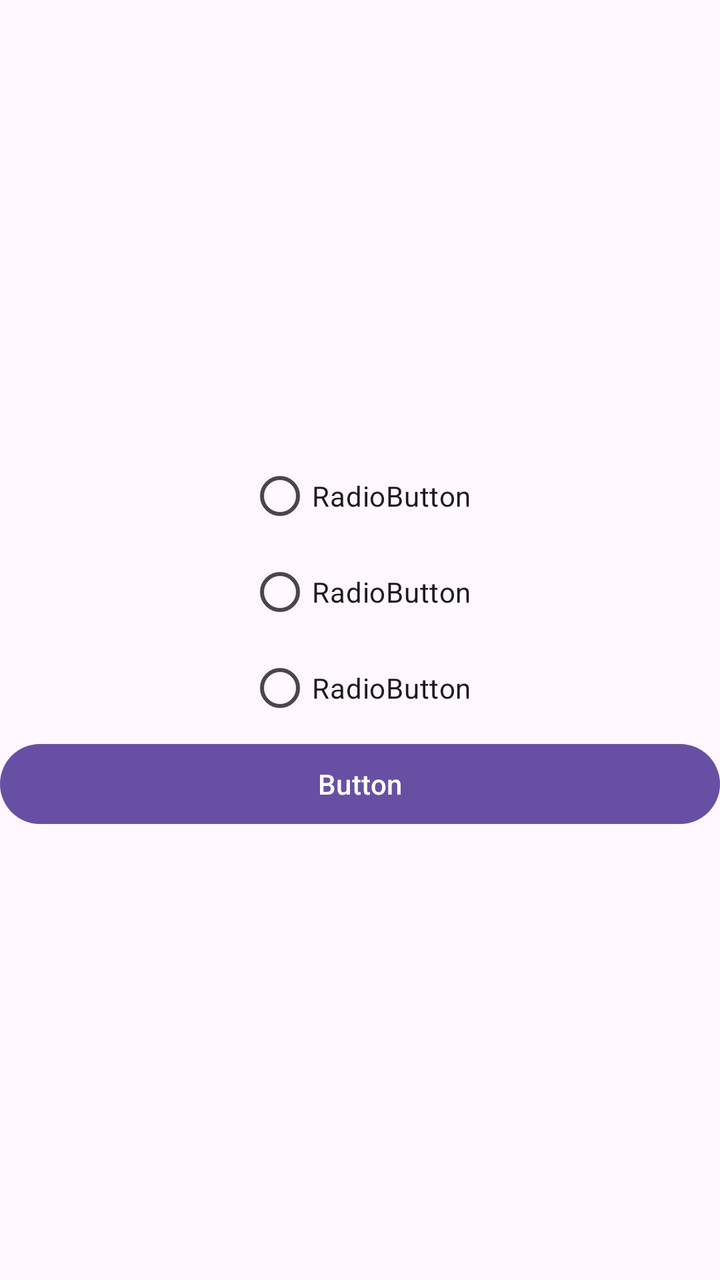
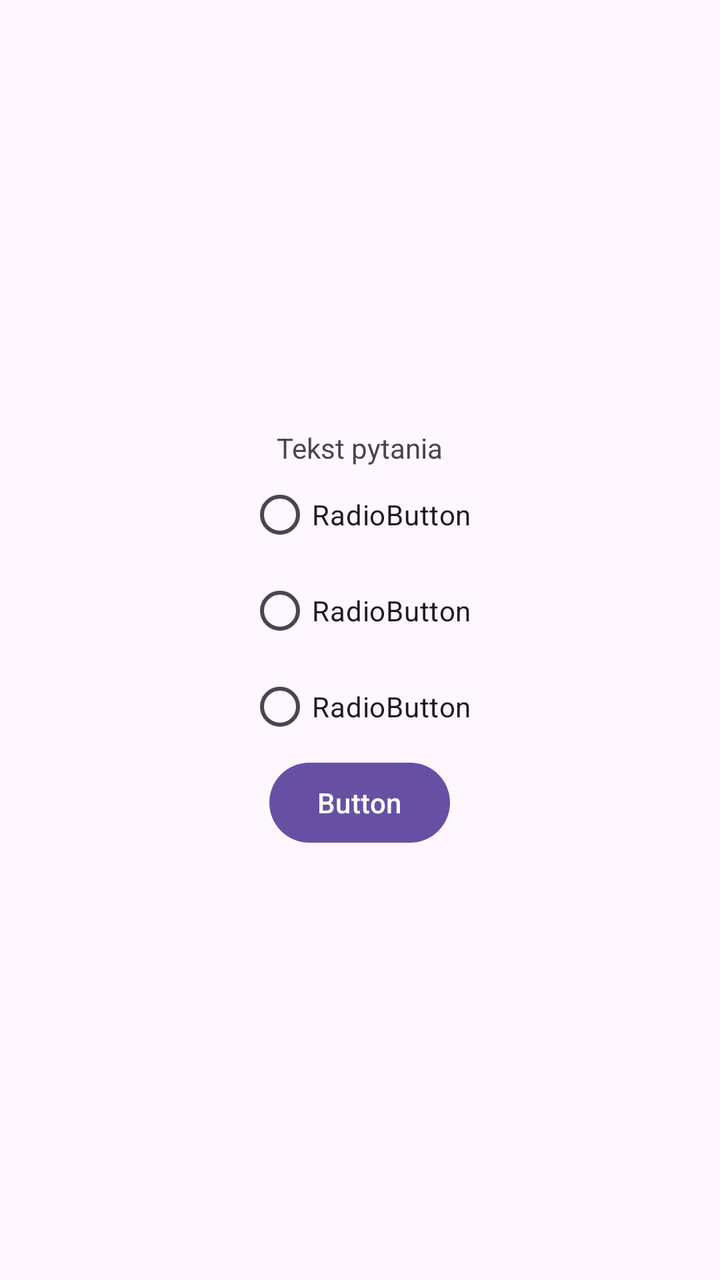

Compare the two renders of this Android layout. The source of the first and the diff that turns it into the second are given below.
<!-- AndroidManifest.xml: application theme Theme.MyApplication -->
<!-- res/layout/activity_main.xml -->
<?xml version="1.0" encoding="utf-8"?>
<androidx.constraintlayout.widget.ConstraintLayout xmlns:android="http://schemas.android.com/apk/res/android"
    xmlns:app="http://schemas.android.com/apk/res-auto"
    xmlns:tools="http://schemas.android.com/tools"
    android:id="@+id/main"
    android:layout_width="match_parent"
    android:layout_height="match_parent"
    tools:context=".MainActivity">

    <LinearLayout
        android:layout_width="match_parent"
        android:layout_height="match_parent"
        android:orientation="vertical"
        android:gravity="center"
        >

        <RadioGroup
            android:layout_width="wrap_content"
            android:layout_height="wrap_content" >

            <RadioButton
                android:id="@+id/radioButton"
                android:layout_width="match_parent"
                android:layout_height="wrap_content"
                android:text="RadioButton" />

            <RadioButton
                android:id="@+id/radioButton2"
                android:layout_width="match_parent"
                android:layout_height="wrap_content"
                android:text="RadioButton" />

            <RadioButton
                android:id="@+id/radioButton3"
                android:layout_width="match_parent"
                android:layout_height="wrap_content"
                android:text="RadioButton" />

        </RadioGroup>

        <Button
            android:id="@+id/button"
            android:layout_width="match_parent"
            android:layout_height="wrap_content"
            android:text="Button" />

    </LinearLayout>

</androidx.constraintlayout.widget.ConstraintLayout>
<!-- resources referenced by this layout -->
<resources>
  <style name="Theme.MyApplication" parent="Base.Theme.MyApplication" />
  <style name="Base.Theme.MyApplication" parent="Theme.Material3.DayNight.NoActionBar">
          
          
      </style>
</resources>

<!-- the commit's change to res/layout/activity_main.xml (unified diff, before → after) -->
@@ -11,12 +11,18 @@
         android:layout_width="match_parent"
         android:layout_height="match_parent"
         android:orientation="vertical"
-        android:gravity="center"
-        >
+        android:gravity="center">
+
+        <TextView
+            android:id="@+id/textViewPytanie"
+            android:layout_width="wrap_content"
+            android:layout_height="wrap_content"
+            android:text="Tekst pytania" />
 
         <RadioGroup
+            android:id="@+id/radioGroupPytania"
             android:layout_width="wrap_content"
-            android:layout_height="wrap_content" >
+            android:layout_height="wrap_content">
 
             <RadioButton
                 android:id="@+id/radioButton"
@@ -40,7 +46,7 @@
 
         <Button
             android:id="@+id/button"
-            android:layout_width="match_parent"
+            android:layout_width="wrap_content"
             android:layout_height="wrap_content"
             android:text="Button" />
 
